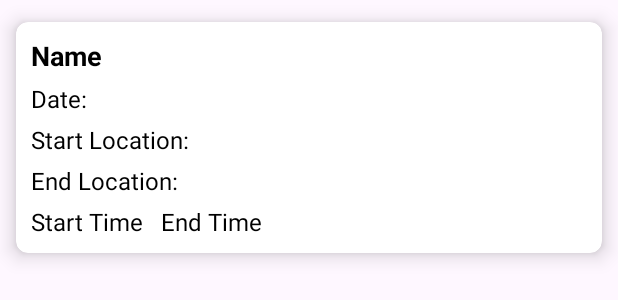
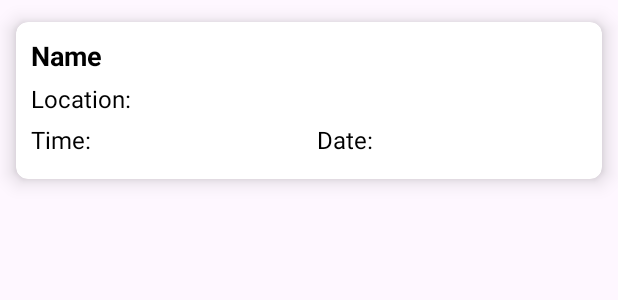
Before and after one commit to AlxKovlv/GeoClock, an Android app: the layout card_layout.xml on its own in the app's theme, with its tools: preview values and no code run, on a phone screen of 412 x 824 dp. Shown: the top 300 px of the screen. Run offline under Robolectric (Android 15) with nearby library versions, the phone set to English and light mode, and no system bars.

```diff
--- a/app/src/main/java/com/example/geoclock/repos/CardRepository.kt
+++ b/app/src/main/java/com/example/geoclock/repos/CardRepository.kt
@@ -12,7 +12,6 @@ interface CardRepository {
     suspend fun getCard(cardId:String) : Resource<Card>
     suspend fun setDate(cardId:String, date:String) : Resource<Void>
     suspend fun getCards() : Resource<List<Card>>
-    fun  getCardFlow() : Flow<Resource<List<Card>>>
     fun getCardsLiveData(data: MutableLiveData<Resource<List<Card>>>)
 
 }
--- a/app/src/main/java/com/example/geoclock/repos/FirebaseImpl/AuthRepositoryFirebase.kt
+++ b/app/src/main/java/com/example/geoclock/repos/firebaseImpl/AuthRepositoryFirebase.kt
@@ -1,4 +1,4 @@
-package com.example.geoclock.repos.FirebaseImpl
+package com.example.geoclock.repos.firebaseImpl
 
 import com.example.geoclock.model.User
 import com.example.geoclock.repos.AuthRepository
--- a/app/src/main/java/com/example/geoclock/ui/home/AdminHomeFragment.kt
+++ b/app/src/main/java/com/example/geoclock/ui/home/AdminHomeFragment.kt
@@ -7,8 +7,7 @@ import androidx.fragment.app.viewModels
 import androidx.navigation.fragment.findNavController
 import com.example.geoclock.R
 import com.example.geoclock.databinding.FragmentHomeAdminBinding
-import com.example.geoclock.databinding.FragmentHomeBinding
-import com.example.geoclock.repos.FirebaseImpl.AuthRepositoryFirebase
+import com.example.geoclock.repos.firebaseImpl.AuthRepositoryFirebase
 import com.example.geoclock.util.autoCleared
 
 class AdminHomeFragment : Fragment() {
--- a/app/src/main/java/com/example/geoclock/ui/home/HomeViewModel.kt
+++ b/app/src/main/java/com/example/geoclock/ui/home/HomeViewModel.kt
@@ -14,7 +14,7 @@ import kotlinx.coroutines.launch
 
 class HomeViewModel(private val authRep:AuthRepository, val cardRep:CardRepository) : ViewModel() {
 
-    val _cardsStatus : MutableLiveData<Resource<List<Card>>> = MutableLiveData()
+    private val _cardsStatus : MutableLiveData<Resource<List<Card>>> = MutableLiveData()
     val cardStatus : LiveData<Resource<List<Card>>> = _cardsStatus
 
     private val _addCardStatus = MutableLiveData<Resource<Void>>()
@@ -25,14 +25,12 @@ class HomeViewModel(private val authRep:AuthRepository, val cardRep:CardReposito
 
     fun getDefaultTitle(callback: (String) -> Unit) {
         viewModelScope.launch {
-            // Fetch the default title from Firestore (replace "defaultTitleDocumentId" with your document ID)
             val defaultTitleDocumentId = "your_default_title_document_id"
             val defaultTitleResult = cardRep.getCard(defaultTitleDocumentId)
             if (defaultTitleResult is Resource.Success) {
                 val defaultTitle = defaultTitleResult.data?.title ?: "Default Title"
                 callback(defaultTitle)
             } else {
-                // If fetching the default title fails, provide a default fallback title
                 callback("Default Title")
             }
         }
--- a/app/src/main/java/com/example/geoclock/ui/login/LoginFragment.kt
+++ b/app/src/main/java/com/example/geoclock/ui/login/LoginFragment.kt
@@ -11,7 +11,7 @@ import androidx.fragment.app.viewModels
 import androidx.navigation.fragment.findNavController
 import com.example.geoclock.R
 import com.example.geoclock.databinding.FragmentLoginBinding
-import com.example.geoclock.repos.FirebaseImpl.AuthRepositoryFirebase
+import com.example.geoclock.repos.firebaseImpl.AuthRepositoryFirebase
 import com.example.geoclock.util.Resource
 import com.example.geoclock.util.autoCleared
 
--- a/app/src/main/java/com/example/geoclock/ui/register/RegisterFragment.kt
+++ b/app/src/main/java/com/example/geoclock/ui/register/RegisterFragment.kt
@@ -1,7 +1,6 @@
 package com.example.geoclock.ui.register
 
 import android.os.Bundle
-import android.view.ContextMenu
 import android.view.LayoutInflater
 import android.view.View
 import android.view.ViewGroup
@@ -12,7 +11,7 @@ import androidx.fragment.app.viewModels
 import androidx.navigation.fragment.findNavController
 import com.example.geoclock.R
 import com.example.geoclock.databinding.FragmentRegisterBinding
-import com.example.geoclock.repos.FirebaseImpl.AuthRepositoryFirebase
+import com.example.geoclock.repos.firebaseImpl.AuthRepositoryFirebase
 import com.example.geoclock.util.Resource
 import com.example.geoclock.util.autoCleared
 
--- a/app/src/main/res/layout/card_layout.xml
+++ b/app/src/main/res/layout/card_layout.xml
@@ -24,26 +24,8 @@
             android:layout_marginBottom="5dp"/>
 
         <TextView
-            android:id="@+id/text_date"
-            android:text="Date: "
-            android:layout_width="wrap_content"
-            android:layout_height="wrap_content"
-            android:textSize="16sp"
-            android:textColor="@color/black"
-            android:layout_marginBottom="5dp"/>
-
-        <TextView
-            android:id="@+id/text_location_start"
-            android:text="Start Location: "
-            android:layout_width="wrap_content"
-            android:layout_height="wrap_content"
-            android:textSize="16sp"
-            android:textColor="@color/black"
-            android:layout_marginBottom="5dp"/>
-
-        <TextView
-            android:id="@+id/text_location_end"
-            android:text="End Location: "
+            android:id="@+id/text_location"
+            android:text="Location: "
             android:layout_width="wrap_content"
             android:layout_height="wrap_content"
             android:textSize="16sp"
@@ -56,21 +38,24 @@
             android:orientation="horizontal">
 
             <TextView
-                android:id="@+id/text_job_start_time"
+                android:id="@+id/text_time"
+                android:layout_weight="1"
                 android:layout_width="wrap_content"
                 android:layout_height="wrap_content"
                 android:textSize="16sp"
                 android:textColor="@color/black"
-                android:text="Start Time "
+                android:text="Time: "
                 android:layout_marginEnd="8dp"/>
 
             <TextView
-                android:id="@+id/text_job_end_time"
+                android:id="@+id/text_date"
+                android:layout_weight="1"
+                android:text="Date: "
                 android:layout_width="wrap_content"
                 android:layout_height="wrap_content"
                 android:textSize="16sp"
                 android:textColor="@color/black"
-                android:text="End Time "/>
+                android:layout_marginBottom="5dp"/>
         </LinearLayout>
 
     </LinearLayout>
```
Also changed, not shown: app/src/main/java/com/example/geoclock/repos/firebaseImpl/CardRepositoryFirebase.kt (renamed from app/src/main/java/com/example/geoclock/repos/FirebaseImpl/CardRepositoryFirebase.kt, +15 -11 lines), app/src/main/java/com/example/geoclock/ui/home/CardsAdapter.kt (+12 -7 lines), app/src/main/java/com/example/geoclock/ui/home/HomeFragment.kt (+2 -11 lines), app/src/main/java/com/example/geoclock/model/Card.kt (line endings or trailing spaces).
